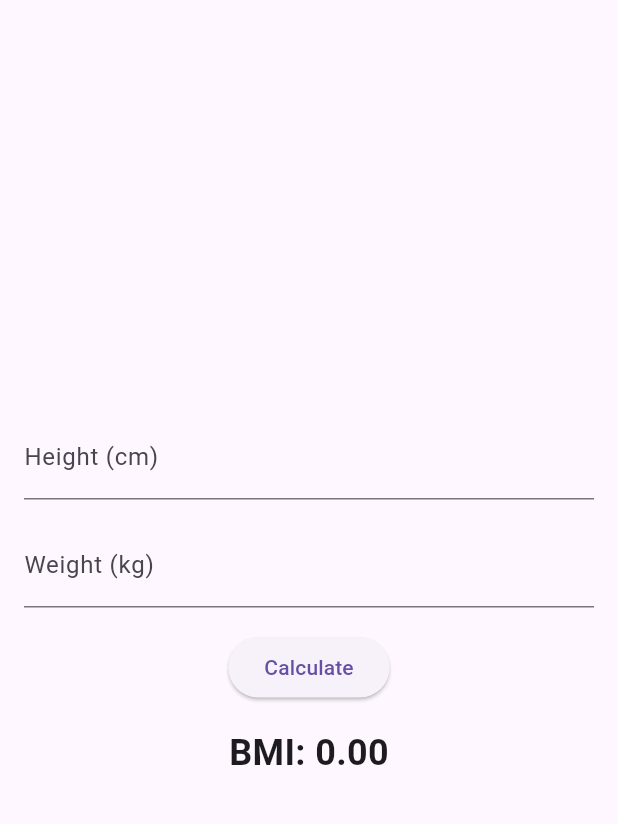
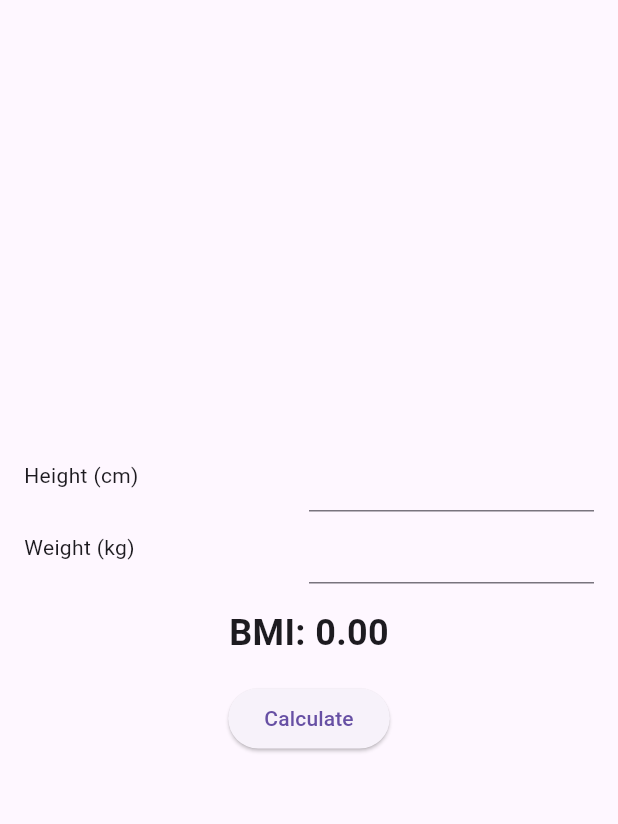
Before and after one commit to RaxoTheOne/bmi_calculator_app, a Flutter app: the screen it shows after launch, on a phone screen of 412 x 824 dp, the part 63-887 px from its top. Run offline on Flutter 3.47's test engine with Material 3 defaults, Android fonts, the phone set to English and light mode, and no system bars.

Commit message:
text and button put out of the table ;)

```diff
--- a/lib/main.dart
+++ b/lib/main.dart
@@ -1,12 +1,10 @@
 import 'package:flutter/material.dart';
 
 void main() {
-  runApp(const BMICalculatorApp());
+  runApp(BMICalculatorApp());
 }
 
 class BMICalculatorApp extends StatelessWidget {
-  const BMICalculatorApp({super.key});
-
   @override
   Widget build(BuildContext context) {
     return MaterialApp(
@@ -21,8 +19,6 @@ class BMICalculatorApp extends StatelessWidget {
 }
 
 class BMICalculatorScreen extends StatefulWidget {
-  const BMICalculatorScreen({super.key});
-
   @override
   _BMICalculatorScreenState createState() => _BMICalculatorScreenState();
 }
@@ -38,24 +34,41 @@ class _BMICalculatorScreenState extends State<BMICalculatorScreen> {
       appBar: AppBar(
         title: Text('BMI Calculator'),
       ),
-      body: Padding(
+      body: Center(
+        child: Padding(
           padding: EdgeInsets.all(16.0),
           child: Column(
             mainAxisAlignment: MainAxisAlignment.center,
             children: [
+              Table(
+                defaultVerticalAlignment: TableCellVerticalAlignment.middle,
+                children: [
+                  TableRow(
+                    children: [
+                      Text('Height (cm)'),
                       TextField(
                         controller: _heightController,
                         keyboardType: TextInputType.number,
-              decoration: InputDecoration(
-                labelText: 'Height (cm)',
                       ),
+                    ],
                   ),
-            SizedBox(height: 16.0),
+                  TableRow(
+                    children: [
+                      Text('Weight (kg)'),
                       TextField(
                         controller: _weightController,
                         keyboardType: TextInputType.number,
-              decoration: InputDecoration(
-                labelText: 'Weight (kg)',
+                      ),
+                    ],
+                  ),
+                ],
+              ),
+              SizedBox(height: 16.0),
+                      Text(
+                        'BMI: ${_bmiResult.toStringAsFixed(2)}',
+                        style: TextStyle(
+                          fontSize: 24.0,
+                          fontWeight: FontWeight.bold,
                         ),
                       ),
               SizedBox(height: 16.0),
@@ -65,12 +78,8 @@ class _BMICalculatorScreenState extends State<BMICalculatorScreen> {
                 },
                 child: Text('Calculate'),
               ),
-            SizedBox(height: 16.0),
-            Text(
-              'BMI: ${_bmiResult.toStringAsFixed(2)}',
-              style: TextStyle(fontSize: 24.0, fontWeight: FontWeight.bold),
+            ],
           ),
-          ],
         ),
       ),
     );
```
Also changed, not shown: 1 other file. Lines whose indentation alone changed are shown as unchanged.
